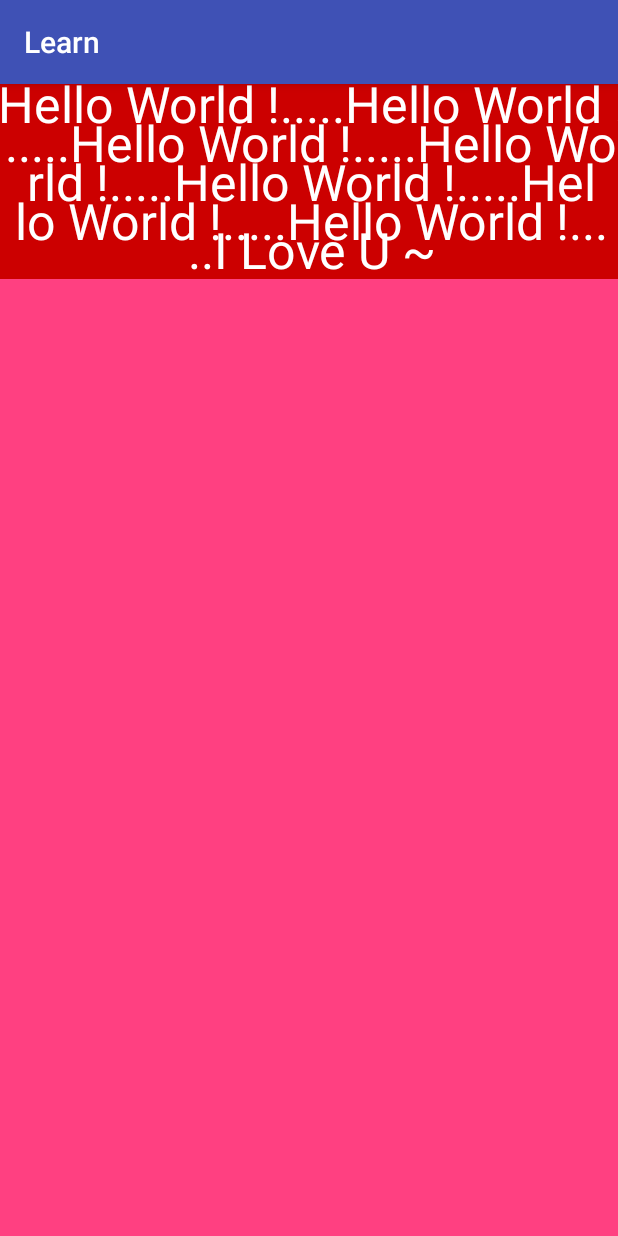
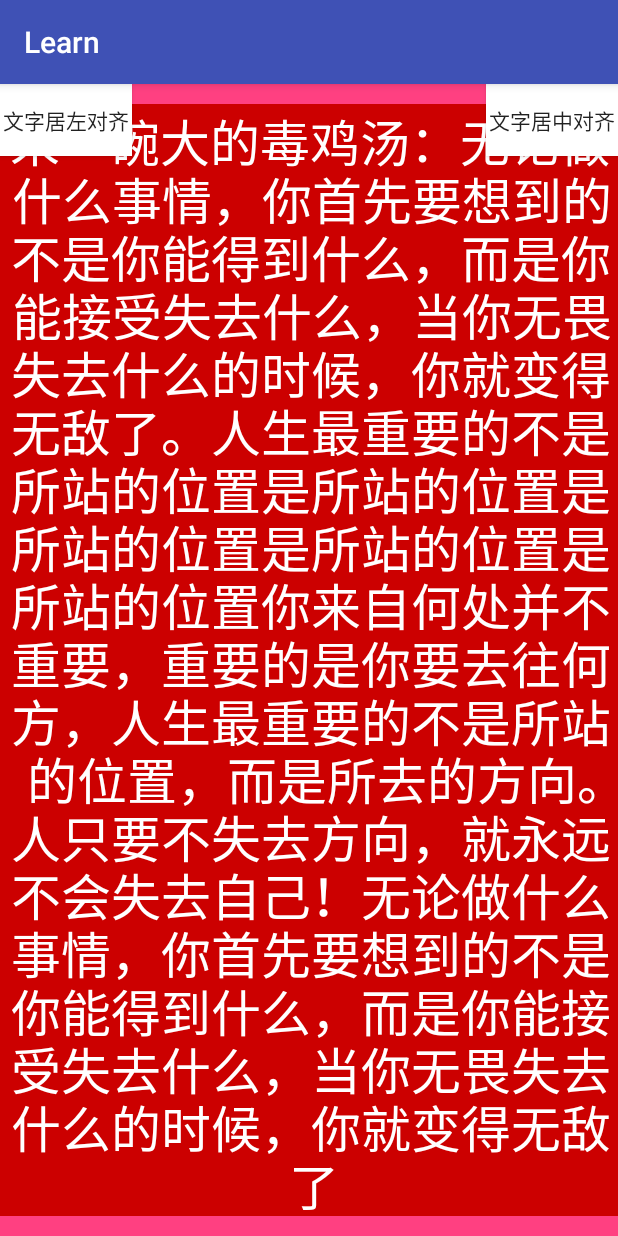
Before and after one commit to GraceJoJo/MVP_Kotlin_Rx, an Android app: the screen it shows after launch (MainActivity), on a phone screen of 412 x 824 dp. Run offline under Robolectric (Android 15) with nearby library versions, the phone set to English and light mode, and no system bars.

Commit message:
自定义可换行和可配置对齐方式的TextView

```diff
--- a/learn/src/main/java/com/example/jojo/learn/MainActivity.java
+++ b/learn/src/main/java/com/example/jojo/learn/MainActivity.java
@@ -2,12 +2,24 @@ package com.example.jojo.learn;
 
 import android.support.v7.app.AppCompatActivity;
 import android.os.Bundle;
+import android.view.View;
+
+import com.example.jojo.learn.customview.MyTextView;
 
 public class MainActivity extends AppCompatActivity {
+
+    private MyTextView mytextview;
 
     @Override
     protected void onCreate(Bundle savedInstanceState) {
         super.onCreate(savedInstanceState);
         setContentView(R.layout.activity_main);
+        mytextview = findViewById(R.id.mytextview);
+    }
+    public void textLayoutLeft(View v) {
+        mytextview.reLayoutText(0);
+    }
+    public void textLayoutCenter(View v) {
+        mytextview.reLayoutText(1);
     }
 }
--- a/learn/src/main/java/com/example/jojo/learn/customview/MyTextView.java
+++ b/learn/src/main/java/com/example/jojo/learn/customview/MyTextView.java
@@ -11,6 +11,7 @@ import android.text.TextUtils;
 import android.util.AttributeSet;
 import android.util.DisplayMetrics;
 import android.util.Log;
+import android.util.TypedValue;
 import android.view.View;
 
 import com.example.jojo.learn.R;
@@ -25,9 +26,9 @@ import java.util.ArrayList;
 
 public class MyTextView extends View {
     //文字内容
-    private String mText = "this is text";
+    private String mText;
     //文字大小
-    private int mTextSize;
+    private int mTextSize = 10;
     //文字颜色
     private int mTextColor;
     //绘制的范围
@@ -44,6 +45,8 @@ public class MyTextView extends View {
     private int baseLineX;
     private Rect mMaxRect;
     private Rect mTextBoundOther;
+    private String text = "This is a great day";
+    private int drawTextHeight;
 
     public MyTextView(Context context) {
         this(context, null);
@@ -58,7 +61,7 @@ public class MyTextView extends View {
         TypedArray typedArray = context.getTheme().obtainStyledAttributes(attrs, R.styleable.MyTextViewApprence, defStyleAttr, 0);
         mText = typedArray.getString(R.styleable.MyTextViewApprence_text);
         mTextColor = typedArray.getColor(R.styleable.MyTextViewApprence_textColor, Color.BLACK);
-        mTextSize = (int) typedArray.getDimension(R.styleable.MyTextViewApprence_textSize, 15);
+        mTextSize = (int) typedArray.getDimension(R.styleable.MyTextViewApprence_textSize, mTextSize);
         showMode = typedArray.getInt(R.styleable.MyTextViewApprence_showMode, 0);
         typedArray.recycle();
 
@@ -66,15 +69,16 @@ public class MyTextView extends View {
         DisplayMetrics dm = getResources().getDisplayMetrics();
         mScreenHeight = dm.heightPixels;
         mScreenWidth = dm.widthPixels;
-
+        if (TextUtils.isEmpty(mText)) {
+            mText = "Hello.....Hello.....Hello.....Hello.....Hello.....Hello.....Hello.....Hello.....Hello.....Hello.....Hello....";
+        }
         init();
     }
 
     private void init() {
         //基线
-//        baseLineY = getHeight() / 2 + mTextBound.height() / 2;
-        baseLineY = mTextSize + 200;
-        baseLineX = 0 + 200;
+        baseLineY = mTextSize;
+        baseLineX = 0;
 
         //初始化画笔
         mPaint = new Paint();
@@ -85,11 +89,8 @@ public class MyTextView extends View {
 
         //获取绘制的宽高
         mTextBound = new Rect();
-        mPaint.getTextBounds(mText, 0, mText.length(), mTextBound);
+        mPaint.getTextBounds(text, 0, text.length(), mTextBound);
 
-        mTextBoundOther = new Rect();
-        mText = "Hello World !.....Hello World !.....Hello World !.....Hello World !.....Hello World !.....Hello World !.....Hello World !.....I Love U ~";
-        mPaint.getTextBounds(mText, 0, mText.length(), mTextBoundOther);
 
         mTextBound.top = baseLineY + mTextBound.top;
         mTextBound.bottom = baseLineY + mTextBound.bottom;
@@ -98,28 +99,33 @@ public class MyTextView extends View {
         //获取文字所占区域最小矩形
         Log.e("TAG", mTextBound.toShortString());
 
+        //换行的文字
+        mTextBoundOther = new Rect();
+        mPaint.getTextBounds(mText, 0, mText.length(), mTextBoundOther);
+
         //计算各线在位置
         Paint.FontMetrics fm = mPaint.getFontMetrics();
-
 
         ascent = baseLineY + fm.ascent;//当前绘制顶线
         descent = baseLineY + fm.descent;//当前绘制底线
         top = baseLineY + fm.top;//可绘制最顶线
         bottom = baseLineY + fm.bottom;//可绘制最低线
 
+        //每行文字的绘制高度
+        drawTextHeight = (int) (fm.descent - fm.ascent);
+
         //字符串所占的高度和宽度
         int width = (int) mPaint.measureText(mText);
         int height = (int) (bottom - top);
+        //文字绘制时可以占据的最大矩形区域
         mMaxRect = new Rect(baseLineX, (int) (baseLineY + fm.top), (baseLineX + width), (int) (baseLineY + fm.bottom));
+
 
     }
 
     private ArrayList<String> mTextList = new ArrayList<>();
     private float lineNum;//文字最终所占的行数
     private float spLineNum;
-    private boolean isOneLine;
-
-
     //换行展示的对齐方式
     private int showMode;
 
@@ -158,10 +164,8 @@ public class MyTextView extends View {
             if (specMaxWidth >= mTextWidth) {
                 lineNum = 1;
                 mTextList.add(mText);
-                isOneLine = true;
             } else {
                 //超过一行，需切割，分行显示
-                isOneLine = false;
                 spLineNum = mTextWidth * 1.0f / specMaxWidth;
 
                 //如果有小数的话就进1
@@ -223,9 +227,9 @@ public class MyTextView extends View {
             //首先丈量文本的宽度
 
 //            float textHeight = mTextBoundOther.height();
-            float textHeight = mTextBoundOther.height() * mTextList.size();
-            //控件的宽度就是文本的宽度加上两边的内边距。内边距就是padding的值，在构造方法执行完被赋值
-            height = (int) (getPaddingTop() + textHeight + getPaddingBottom());
+            float textHeight = drawTextHeight * mTextList.size();
+            //控件的宽度就是文本的宽度加上两边的内边距。内边距就是padding的值，在构造方法执行完被赋值。遗留问题：最后一行显示高度不够，在这里加上10px处理
+            height = (int) (getPaddingTop() + textHeight + getPaddingBottom() + 10);
         }
         //保存丈量结果
         setMeasuredDimension(width, height);
@@ -234,7 +238,9 @@ public class MyTextView extends View {
     @Override
     protected void onDraw(Canvas canvas) {
         super.onDraw(canvas);
-
+        /**
+         * 测试文字的绘制区域
+         */
 //        //绘制字符串所占的矩形区域
 //        mPaint.setColor(Color.GREEN);
 //        canvas.drawRect(mMaxRect, mPaint);
@@ -243,10 +249,9 @@ public class MyTextView extends View {
 //        mPaint.setColor(Color.RED);
 //        canvas.drawRect(mTextBound, mPaint);
 //
-////        canvas.drawText(mText, 0, mTextSize, mPaint);
 //        //绘制文字-绘制的起点是：绘制文字所在矩形的左下角顶点
 //        mPaint.setColor(Color.WHITE);
-//        canvas.drawText(mText, baseLineX, baseLineY, mPaint);
+//        canvas.drawText(text, baseLineX, baseLineY, mPaint);
 //
 //        //绘制基线
 //        mPaint.setColor(Color.RED);
@@ -254,29 +259,47 @@ public class MyTextView extends View {
 //
 //        mPaint.setColor(Color.YELLOW);
 //        canvas.drawLine(0, top, mScreenWidth, top, mPaint);
-//        mPaint.setColor(Color.BLUE);
+//        mPaint.setColor(Color.GREEN);
 //        canvas.drawLine(0, ascent, mScreenWidth, ascent, mPaint);
 //        mPaint.setColor(Color.BLACK);
 //        canvas.drawLine(0, descent, mScreenWidth, descent, mPaint);
 //        mPaint.setColor(Color.WHITE);
 //        canvas.drawLine(0, bottom, mScreenWidth, bottom, mPaint);
 
-        //绘制Hello World !
-//        canvas.drawText(mText, getWidth() / 2 - mTextBoundOther.width() / 2, getHeight() / 2 + mTextBoundOther.height() / 2, mPaint);
+//        绘制Hello World !
+//        canvas.drawText(text, getWidth() / 2 - mTextBoundOther.width() / 2, getHeight() / 2 + mTextBoundOther.height() / 2, mPaint);
 
         //分行绘制文字
         for (int i = 0; i < mTextList.size(); i++) {
             mPaint.getTextBounds(mTextList.get(i), 0, mTextList.get(i).length(), mTextBoundOther);
             //换行左对齐展示
             if (showMode == 0) {
-                canvas.drawText(mTextList.get(i), 0 + getPaddingLeft(), (getPaddingTop() + mTextBoundOther.height() * (i + 1)), mPaint);
+                canvas.drawText(mTextList.get(i), 0 + getPaddingLeft(), (getPaddingTop() + drawTextHeight * (i + 1)), mPaint);
             } else if (showMode == 1) {
                 //换行居中展示
-                canvas.drawText(mTextList.get(i), (getWidth() / 2 - mTextBoundOther.width() / 2) + getPaddingLeft(), (getPaddingTop() + mTextBoundOther.height() * (i + 1)), mPaint);
+                canvas.drawText(mTextList.get(i), (getWidth() / 2 - mTextBoundOther.width() / 2) + getPaddingLeft(), (getPaddingTop() + drawTextHeight * (i + 1)), mPaint);
             }
-
-            Log.v("TAG", "在X:" + (getWidth() / 2 - mTextBoundOther.width() / 2) + "  Y:" + (getPaddingTop() + (mTextBoundOther.height() * i)) + "  绘制：" + mTextList.get(i));
-            Log.i("TAG", "getWidth() :" + getWidth() + ", mBound.width():" + mTextBoundOther.width() + ",getHeight:" + getHeight() + ",mBound.height() *i:" + mTextBoundOther.height() * i);
         }
     }
+
+    /**
+     * 控制文字对齐方式：居中或者居左
+     *
+     * @param showMode
+     */
+    public void reLayoutText(int showMode) {
+        this.showMode = showMode;
+        invalidate();
+    }
+
+    /**
+     * 将sp转换成px
+     *
+     * @param sp
+     * @return
+     */
+    private int sp2px(int sp) {
+        return (int) TypedValue.applyDimension(TypedValue.COMPLEX_UNIT_SP, sp,
+                getResources().getDisplayMetrics());
+    }
 }
--- a/learn/src/main/res/layout/activity_main.xml
+++ b/learn/src/main/res/layout/activity_main.xml
@@ -5,13 +5,30 @@
     android:layout_height="match_parent"
     android:background="@color/colorAccent">
 
-    <com.example.jojo.learn.customview.MyTextView
+
+    <Button
         android:layout_width="wrap_content"
         android:layout_height="wrap_content"
+        android:background="@android:color/white"
+        android:onClick="textLayoutLeft"
+        android:text="文字居左对齐" />
+    <Button
+        android:layout_width="wrap_content"
+        android:layout_height="wrap_content"
+        android:layout_alignParentRight="true"
+        android:background="@android:color/white"
+        android:onClick="textLayoutCenter"
+        android:text="文字居中对齐" />
+
+
+    <com.example.jojo.learn.customview.MyTextView
+        android:id="@+id/mytextview"
+        android:layout_width="wrap_content"
+        android:layout_height="wrap_content"
+        android:layout_centerInParent="true"
         android:background="@android:color/holo_red_dark"
         mytext:showMode="center"
-        mytext:text="I love u grace"
+        mytext:text="来一碗大的毒鸡汤：无论做什么事情，你首先要想到的不是你能得到什么，而是你能接受失去什么，当你无畏失去什么的时候，你就变得无敌了。人生最重要的不是所站的位置是所站的位置是所站的位置是所站的位置是所站的位置你来自何处并不重要，重要的是你要去往何方，人生最重要的不是所站的位置，而是所去的方向。人只要不失去方向，就永远不会失去自己！无论做什么事情，你首先要想到的不是你能得到什么，而是你能接受失去什么，当你无畏失去什么的时候，你就变得无敌了"
         mytext:textColor="@android:color/white"
         mytext:textSize="50px" />
-
 </RelativeLayout>
```
Also changed, not shown: learn/src/main/java/com/example/jojo/learn/customview/ComposeTextView.java (added, +339 -0 lines), learn/src/main/res/values/attrs.xml (+16 -0 lines).
